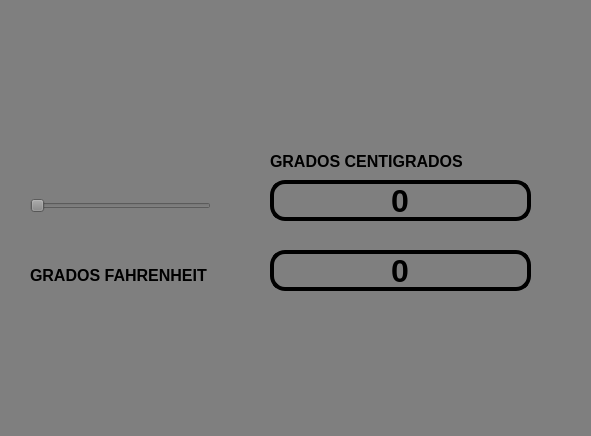
Old version of the form Unidad II/Tareas/E01_Celsius_a_Fahrenheit.ui in the repository P4B11nn/PIP_2025_Unidad1_Eq5.
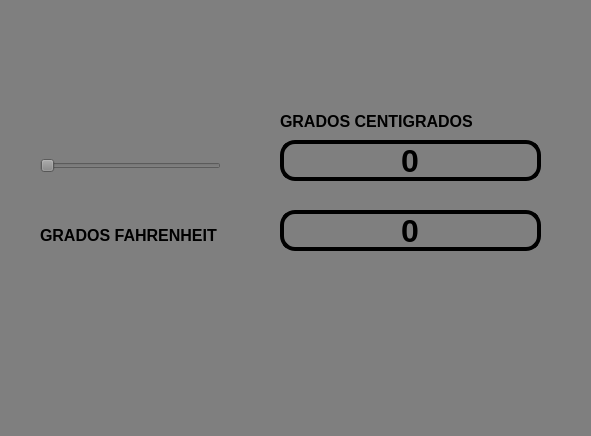
New version of the form. Icons and pictures are not drawn.

Diff of the .ui file:
```diff
--- a/Unidad II/Tareas/E01_Celsius_a_Fahrenheit.ui
+++ b/Unidad II/Tareas/E01_Celsius_a_Fahrenheit.ui
@@ -28,8 +28,8 @@
      <rect>
       <x>10</x>
       <y>0</y>
-      <width>261</width>
-      <height>71</height>
+      <width>221</width>
+      <height>51</height>
      </rect>
     </property>
     <property name="styleSheet">
@@ -49,7 +49,7 @@
     <property name="geometry">
      <rect>
       <x>420</x>
-      <y>0</y>
+      <y>-10</y>
       <width>161</width>
       <height>71</height>
      </rect>
@@ -92,8 +92,8 @@
    <widget class="QLabel" name="label">
     <property name="geometry">
      <rect>
-      <x>270</x>
-      <y>146</y>
+      <x>280</x>
+      <y>106</y>
       <width>231</width>
       <height>31</height>
      </rect>
@@ -112,8 +112,8 @@
    <widget class="QLineEdit" name="txt_valor">
     <property name="geometry">
      <rect>
-      <x>270</x>
-      <y>180</y>
+      <x>280</x>
+      <y>140</y>
       <width>261</width>
       <height>41</height>
      </rect>
@@ -139,8 +139,8 @@
    <widget class="QSlider" name="horizontalSlider">
     <property name="geometry">
      <rect>
-      <x>30</x>
-      <y>180</y>
+      <x>40</x>
+      <y>140</y>
       <width>181</width>
       <height>51</height>
      </rect>
@@ -152,8 +152,8 @@
    <widget class="QLineEdit" name="txt_valor_2">
     <property name="geometry">
      <rect>
-      <x>270</x>
-      <y>250</y>
+      <x>280</x>
+      <y>210</y>
       <width>261</width>
       <height>41</height>
      </rect>
@@ -179,8 +179,8 @@
    <widget class="QLabel" name="label_2">
     <property name="geometry">
      <rect>
-      <x>30</x>
-      <y>260</y>
+      <x>40</x>
+      <y>220</y>
       <width>231</width>
       <height>31</height>
      </rect>
@@ -196,6 +196,25 @@
      <string>GRADOS FAHRENHEIT</string>
     </property>
    </widget>
+   <widget class="QLabel" name="label_3">
+    <property name="geometry">
+     <rect>
+      <x>400</x>
+      <y>290</y>
+      <width>181</width>
+      <height>111</height>
+     </rect>
+    </property>
+    <property name="text">
+     <string/>
+    </property>
+    <property name="pixmap">
+     <pixmap resource="../Archivos/Recursos.qrc">:/ejercicios/imgEq5.jpg</pixmap>
+    </property>
+    <property name="scaledContents">
+     <bool>true</bool>
+    </property>
+   </widget>
   </widget>
   <widget class="QMenuBar" name="menubar">
    <property name="geometry">
```
Left out of the diff: 26 changed lines with no effect on the pictures.
